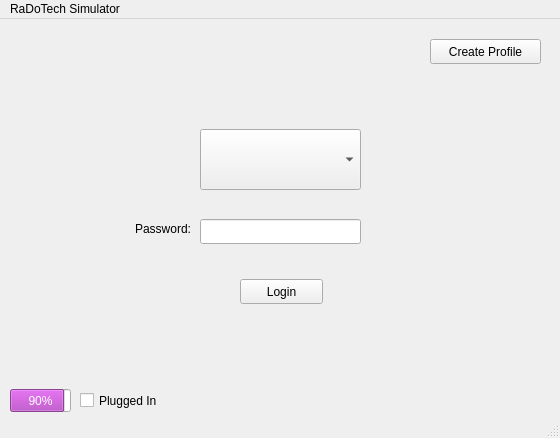
The window that loginwindow.ui (Matt-desousa/COMP3004-FinalProject) describes before a commit, drawn with Qt 5.
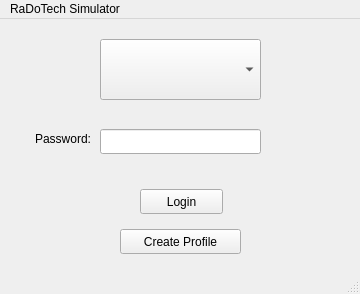
The same window after the commit.

Patch:
```diff
--- a/loginwindow.ui
+++ b/loginwindow.ui
@@ -6,8 +6,8 @@
    <rect>
     <x>0</x>
     <y>0</y>
-    <width>560</width>
-    <height>438</height>
+    <width>360</width>
+    <height>294</height>
    </rect>
   </property>
   <property name="windowTitle">
@@ -17,8 +17,8 @@
    <widget class="QLineEdit" name="txtLoginPass">
     <property name="geometry">
      <rect>
-      <x>200</x>
-      <y>200</y>
+      <x>100</x>
+      <y>110</y>
       <width>161</width>
       <height>25</height>
      </rect>
@@ -30,8 +30,8 @@
    <widget class="QLabel" name="label_24">
     <property name="geometry">
      <rect>
-      <x>120</x>
-      <y>200</y>
+      <x>20</x>
+      <y>110</y>
       <width>71</width>
       <height>20</height>
      </rect>
@@ -46,8 +46,8 @@
    <widget class="QComboBox" name="cmbProfile">
     <property name="geometry">
      <rect>
-      <x>200</x>
-      <y>110</y>
+      <x>100</x>
+      <y>20</y>
       <width>161</width>
       <height>61</height>
      </rect>
@@ -59,8 +59,8 @@
    <widget class="QPushButton" name="btnLogin">
     <property name="geometry">
      <rect>
-      <x>240</x>
-      <y>260</y>
+      <x>140</x>
+      <y>170</y>
       <width>83</width>
       <height>25</height>
      </rect>
@@ -72,9 +72,9 @@
    <widget class="QPushButton" name="btnCreateProfile">
     <property name="geometry">
      <rect>
-      <x>430</x>
-      <y>20</y>
-      <width>111</width>
+      <x>120</x>
+      <y>210</y>
+      <width>121</width>
       <height>25</height>
      </rect>
     </property>
@@ -82,88 +82,13 @@
      <string>Create Profile</string>
     </property>
    </widget>
-   <widget class="QProgressBar" name="ChargeIndicator">
-    <property name="geometry">
-     <rect>
-      <x>10</x>
-      <y>370</y>
-      <width>61</width>
-      <height>23</height>
-     </rect>
-    </property>
-    <property name="palette">
-     <palette>
-      <active>
-       <colorrole role="Highlight">
-        <brush brushstyle="SolidPattern">
-         <color alpha="255">
-          <red>192</red>
-          <green>97</green>
-          <blue>203</blue>
-         </color>
-        </brush>
-       </colorrole>
-      </active>
-      <inactive>
-       <colorrole role="Highlight">
-        <brush brushstyle="SolidPattern">
-         <color alpha="255">
-          <red>192</red>
-          <green>97</green>
-          <blue>203</blue>
-         </color>
-        </brush>
-       </colorrole>
-      </inactive>
-      <disabled>
-       <colorrole role="Highlight">
-        <brush brushstyle="SolidPattern">
-         <color alpha="255">
-          <red>145</red>
-          <green>145</green>
-          <blue>145</blue>
-         </color>
-        </brush>
-       </colorrole>
-      </disabled>
-     </palette>
-    </property>
-    <property name="value">
-     <number>90</number>
-    </property>
-    <property name="alignment">
-     <set>Qt::AlignLeading|Qt::AlignLeft|Qt::AlignVCenter</set>
-    </property>
-    <property name="textVisible">
-     <bool>true</bool>
-    </property>
-    <property name="invertedAppearance">
-     <bool>false</bool>
-    </property>
-    <property name="textDirection">
-     <enum>QProgressBar::TopToBottom</enum>
-    </property>
-   </widget>
-   <widget class="QCheckBox" name="isCharging">
-    <property name="geometry">
-     <rect>
-      <x>80</x>
-      <y>370</y>
-      <width>90</width>
-      <height>23</height>
-     </rect>
-    </property>
-    <property name="text">
-     <string>Plugged In</string>
-    </property>
-   </widget>
   </widget>
   <widget class="QMenuBar" name="menubar">
    <property name="geometry">
     <rect>
      <x>0</x>
      <y>0</y>
-     <width>560</width>
+     <width>360</width>
      <height>22</height>
     </rect>
    </property>
```
